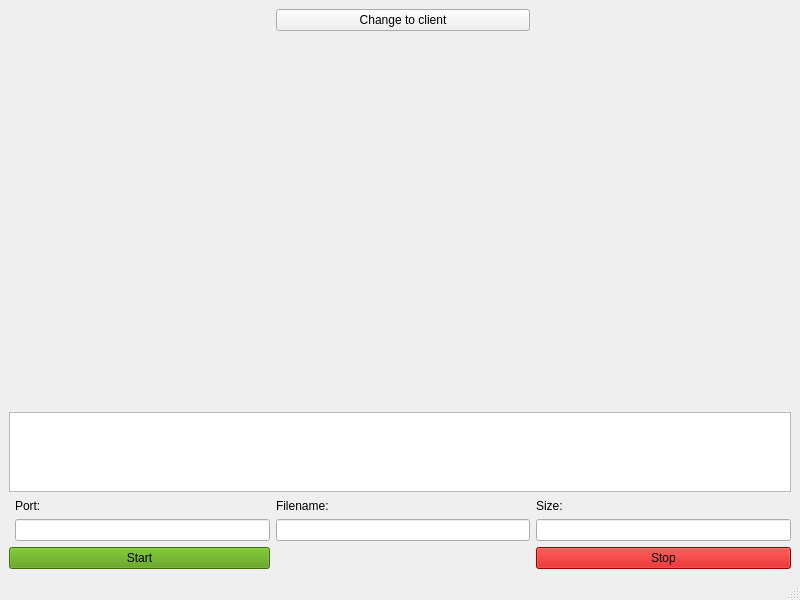
Above: User Interfaces/gui_for_server.ui from anisimovih/TCP-channel-bandwidth-meter before the change. Below: the same form after it.
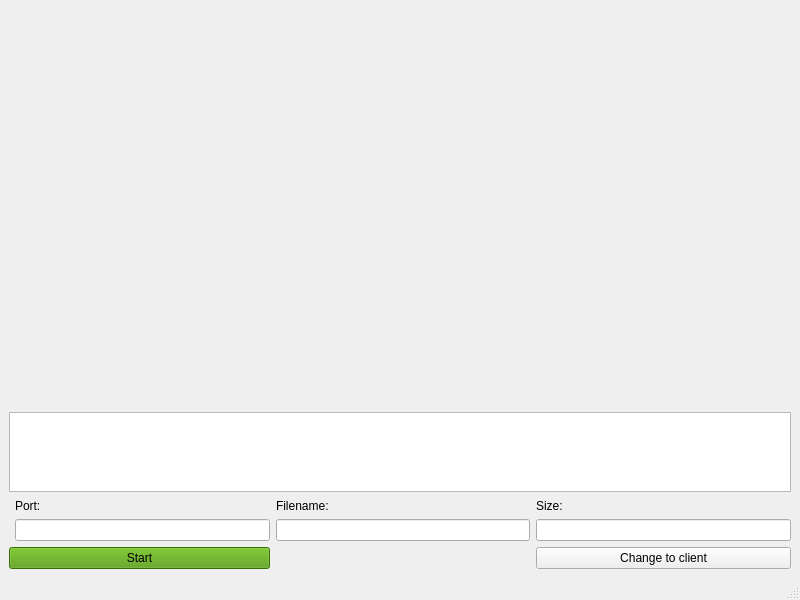
That is the form after the change.

The edit to the form file:
```diff
--- a/User Interfaces/gui_for_server.ui
+++ b/User Interfaces/gui_for_server.ui
@@ -30,16 +30,6 @@
       <item row="4" column="3">
        <widget class="QLineEdit" name="entered_size"/>
       </item>
-      <item row="5" column="3">
-       <widget class="QPushButton" name="stop_button">
-        <property name="styleSheet">
-         <string notr="true">background-color: rgb(204, 0, 0);</string>
-        </property>
-        <property name="text">
-         <string>Stop</string>
-        </property>
-       </widget>
-      </item>
       <item row="4" column="1">
        <widget class="QLineEdit" name="entered_port"/>
       </item>
@@ -98,7 +88,7 @@
         </property>
        </widget>
       </item>
-      <item row="0" column="2">
+      <item row="5" column="3">
        <widget class="QPushButton" name="change_to_client_button">
         <property name="maximumSize">
          <size>
```
